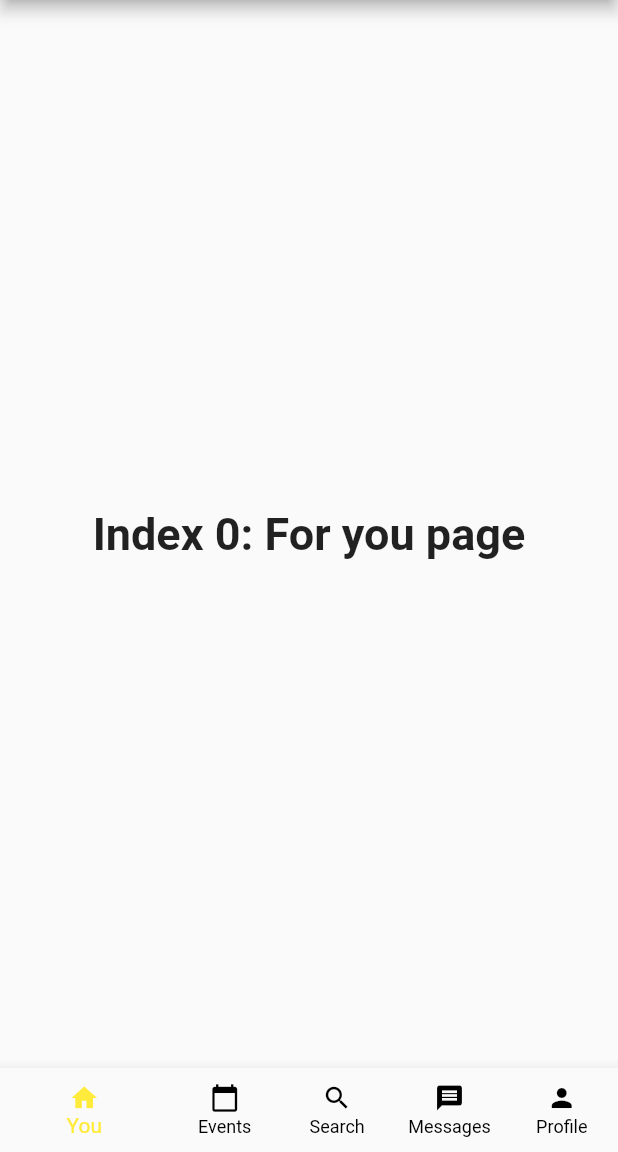
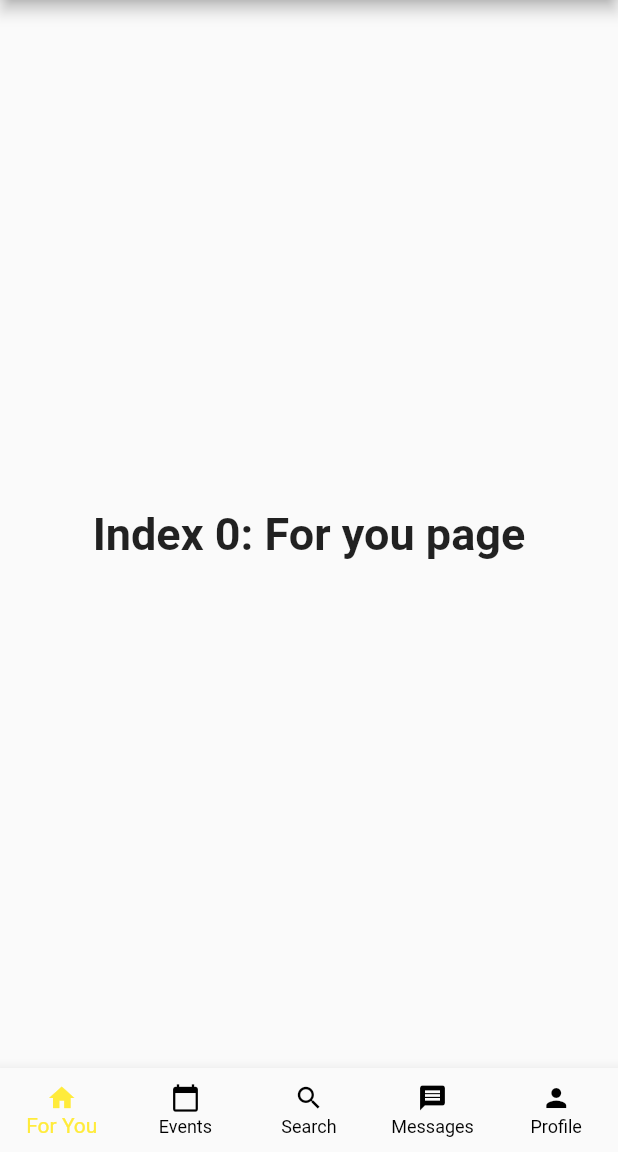
Before and after one commit to ChoDi-App/ChoDi, a Flutter app: the HomeScreen screen opened directly, on a phone screen of 412 x 824 dp, the part 84-1236 px from its top. Run offline on Flutter 3.47's test engine with Material 2 defaults, Android fonts, the phone set to English and light mode, and no system bars; statements that could not run were skipped.

Commit message:
made bottom navigation bar fixed to added background color

```diff
--- a/chodi_app/lib/screens/home.dart
+++ b/chodi_app/lib/screens/home.dart
@@ -55,7 +55,7 @@ class _HomeScreenState extends State<HomeScreen> {
         items: <BottomNavigationBarItem>[
           BottomNavigationBarItem(
             icon: Icon(Icons.home),
-            title: Text('You'),
+            title: Text('For You'),
           ),
           BottomNavigationBarItem(
             icon: Icon(Icons.calendar_today),
@@ -82,6 +82,7 @@ class _HomeScreenState extends State<HomeScreen> {
         showUnselectedLabels: true,
         unselectedItemColor: Colors.black,
         selectedItemColor: selectedColors[_selectedIndex],
+        type: BottomNavigationBarType.fixed,
       ),
     );
   }
```
